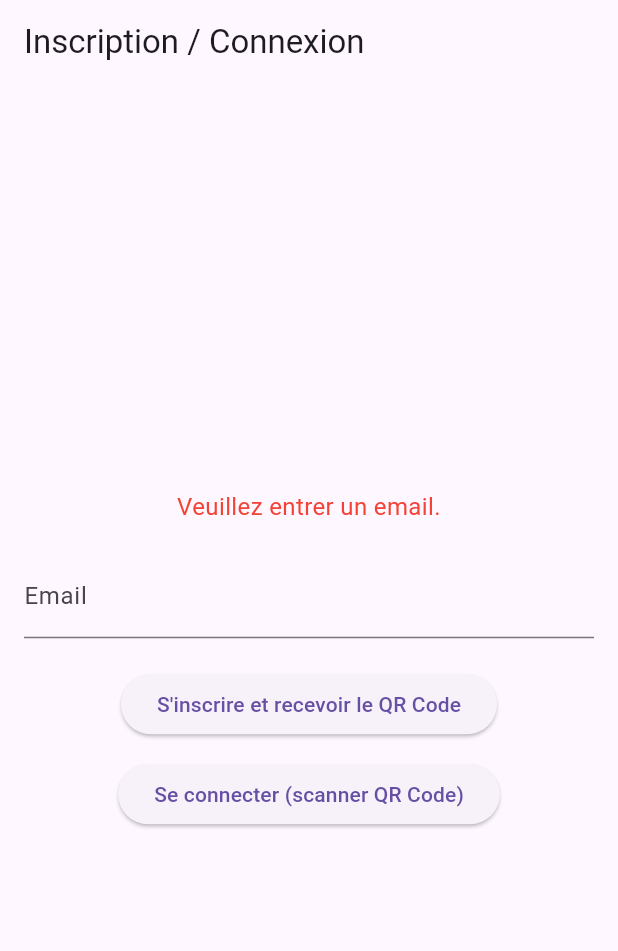
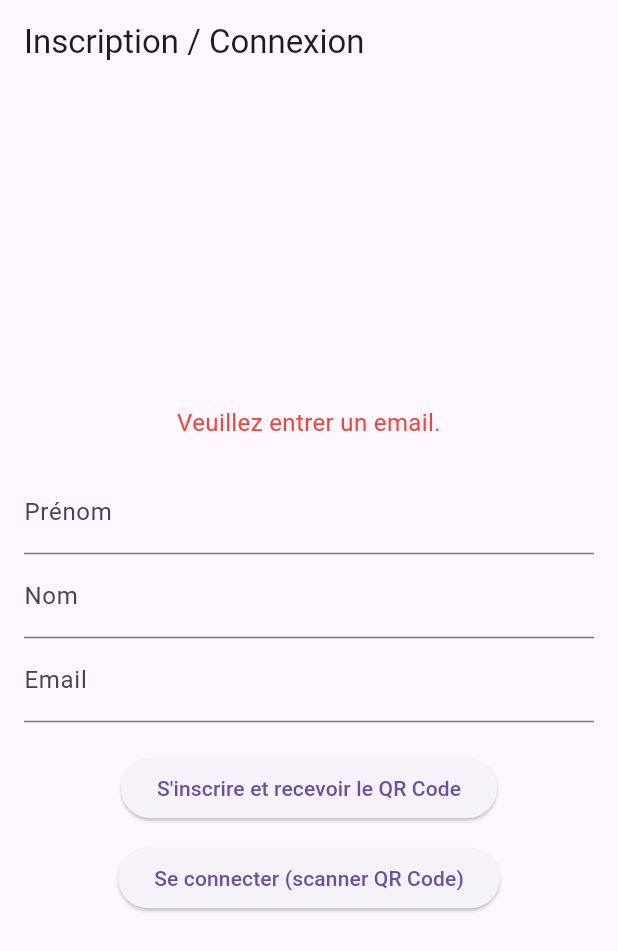
Before and after one commit to andorafa/mon_projet, a Flutter app: the screen it shows after launch, after a tap on "S'inscrire et recevoir le QR Code", on a phone screen of 412 x 824 dp. Shown: the top 951 px of the screen. Run offline on Flutter 3.47's test engine with Material 3 defaults, Android fonts, the light colour scheme and no system bars; our stand-ins replace flutter_secure_storage; missing offline and left inert: ar_flutter_plugin_updated, qr_code_scanner_plus.

Commit message:
Ajout des champs prénom et nom dans le formulaire d'inscription Flutter

```diff
--- a/lib/pages/authentication_page.dart
+++ b/lib/pages/authentication_page.dart
@@ -20,6 +20,9 @@ class AuthenticationPage extends StatefulWidget {
 
 class _AuthenticationPageState extends State<AuthenticationPage> {
   final TextEditingController emailController = TextEditingController();
+  final TextEditingController firstNameController = TextEditingController();
+  final TextEditingController lastNameController = TextEditingController();
+
   String message = '';
   bool isLoading = false;
   bool _initialized = false;
@@ -66,7 +69,8 @@ class _AuthenticationPageState extends State<AuthenticationPage> {
       final response = await http.post(
         url,
         headers: {'Content-Type': 'application/json'},
-        body: json.encode({'email': email}),
+        body: json.encode({'email': email,'first_name': firstNameController.text.trim(),
+          'last_name': lastNameController.text.trim(),}),
       );
       if (response.statusCode == 201) {
         setState(() => message = "Inscription réussie ! Vérifiez votre email pour le QR Code.");
@@ -165,9 +169,16 @@ class _AuthenticationPageState extends State<AuthenticationPage> {
                 const SizedBox(height: 20),
               ],
               TextField(
+                controller: firstNameController,
+                decoration: const InputDecoration(labelText: 'Prénom'),
+              ),
+              TextField(
+                controller: lastNameController,
+                decoration: const InputDecoration(labelText: 'Nom'),
+              ),
+              TextField(
                 controller: emailController,
                 decoration: const InputDecoration(labelText: 'Email'),
-                keyboardType: TextInputType.emailAddress,
               ),
               const SizedBox(height: 20),
               if (isLoading)
```
